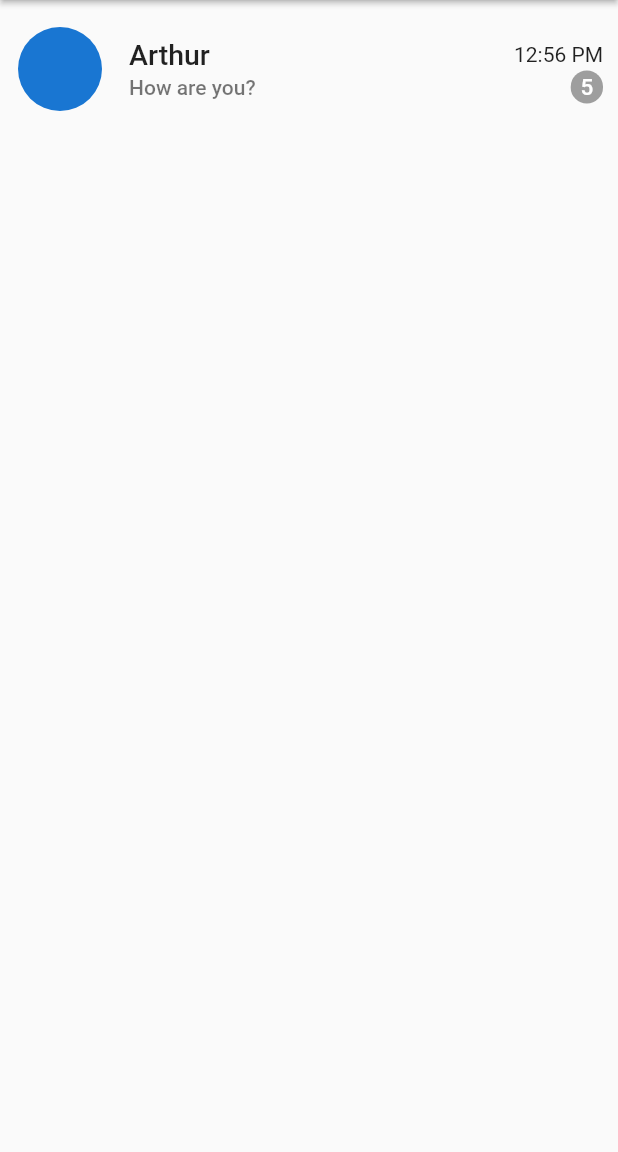
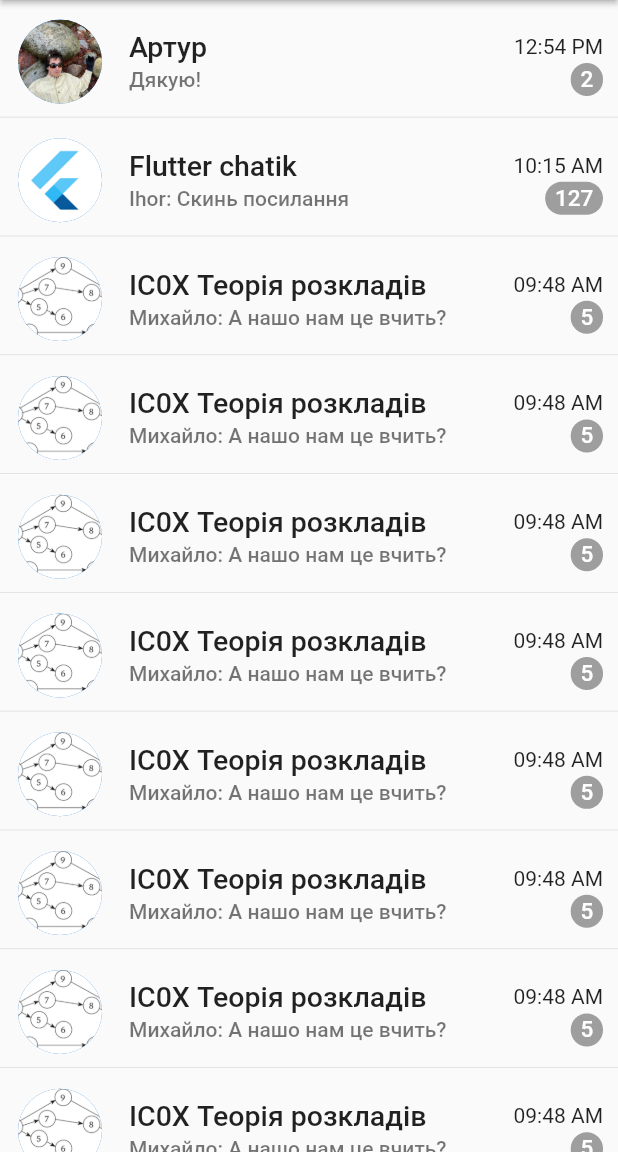
Before and after one commit to plntry/flutter_layout_lec3, a Flutter app: the screen it shows after launch, on a phone screen of 412 x 824 dp, the part 84-1236 px from its top. Run offline on Flutter 3.47's test engine with Material 2 defaults, Android fonts, the phone set to English and light mode, and no system bars.

Commit message:
added starting template of sidebar

```diff
--- a/lib/main.dart
+++ b/lib/main.dart
@@ -1,9 +1,99 @@
 import 'package:flutter/material.dart';
+
+import './widgets/chat_list.dart';
+import './widgets/nav_bar.dart';
 
 void main() => runApp(const MyApp());
 
 class MyApp extends StatelessWidget {
   const MyApp({super.key});
+
+  final _messagesData = const [
+    {
+      'userName': 'Артур',
+      'lastMessageTime': '12:54 PM',
+      'lastMessage': 'Дякую!',
+      'unreadNumber': '2',
+      'iconName': 'matt.jpg',
+    },
+    {
+      'userName': 'Flutter chatik',
+      'lastMessageTime': '10:15 AM',
+      'lastMessage': 'Ihor: Скинь посилання',
+      'unreadNumber': '127',
+      'iconName': 'flutter.jpg',
+    },
+    {
+      'userName': 'ІС0X Теорія розкладів',
+      'lastMessageTime': '09:48 AM',
+      'lastMessage': 'Михайло: А нашо нам це вчить?',
+      'unreadNumber': '5',
+      'iconName': 'tr.png',
+    },
+    {
+      'userName': 'ІС0X Теорія розкладів',
+      'lastMessageTime': '09:48 AM',
+      'lastMessage': 'Михайло: А нашо нам це вчить?',
+      'unreadNumber': '5',
+      'iconName': 'tr.png',
+    },
+    {
+      'userName': 'ІС0X Теорія розкладів',
+      'lastMessageTime': '09:48 AM',
+      'lastMessage': 'Михайло: А нашо нам це вчить?',
+      'unreadNumber': '5',
+      'iconName': 'tr.png',
+    },
+    {
+      'userName': 'ІС0X Теорія розкладів',
+      'lastMessageTime': '09:48 AM',
+      'lastMessage': 'Михайло: А нашо нам це вчить?',
+      'unreadNumber': '5',
+      'iconName': 'tr.png',
+    },
+    {
+      'userName': 'ІС0X Теорія розкладів',
+      'lastMessageTime': '09:48 AM',
+      'lastMessage': 'Михайло: А нашо нам це вчить?',
+      'unreadNumber': '5',
+      'iconName': 'tr.png',
+    },
+    {
+      'userName': 'ІС0X Теорія розкладів',
+      'lastMessageTime': '09:48 AM',
+      'lastMessage': 'Михайло: А нашо нам це вчить?',
+      'unreadNumber': '5',
+      'iconName': 'tr.png',
+    },
+    {
+      'userName': 'ІС0X Теорія розкладів',
+      'lastMessageTime': '09:48 AM',
+      'lastMessage': 'Михайло: А нашо нам це вчить?',
+      'unreadNumber': '5',
+      'iconName': 'tr.png',
+    },
+    {
+      'userName': 'ІС0X Теорія розкладів',
+      'lastMessageTime': '09:48 AM',
+      'lastMessage': 'Михайло: А нашо нам це вчить?',
+      'unreadNumber': '5',
+      'iconName': 'tr.png',
+    },
+    {
+      'userName': 'ІС0X Теорія розкладів',
+      'lastMessageTime': '09:48 AM',
+      'lastMessage': 'Михайло: А нашо нам це вчить?',
+      'unreadNumber': '5',
+      'iconName': 'tr.png',
+    },
+    {
+      'userName': 'ІС0X Теорія розкладів',
+      'lastMessageTime': '09:48 AM',
+      'lastMessage': 'Михайло: А нашо нам це вчить?',
+      'unreadNumber': '5',
+      'iconName': 'tr.png',
+    },
+  ];
 
   @override
   Widget build(BuildContext context) {
@@ -13,7 +103,6 @@ class MyApp extends StatelessWidget {
         appBar: AppBar(
           elevation: 1.5,
           backgroundColor: const Color.fromARGB(255, 59, 134, 187),
-          leading: const Icon(Icons.menu),
           title: const Text(
             'Telegram',
             style: TextStyle(
@@ -27,64 +116,9 @@ class MyApp extends StatelessWidget {
             ),
           ],
         ),
-        body: ListTile(
-          contentPadding: const EdgeInsets.only(top: 10, left: 10),
-          leading: const CircleAvatar(
-            radius: 30,
-          ),
-          title: Padding(
-            padding: const EdgeInsets.only(right: 10),
-            child: Row(
-              mainAxisAlignment: MainAxisAlignment.spaceBetween,
-              children: const [
-                Text(
-                  'Arthur',
-                  style: TextStyle(
-                    fontWeight: FontWeight.w500,
-                    fontSize: 19,
-                  ),
-                ),
-                Text(
-                  '12:56 PM',
-                  style: TextStyle(
-                    fontSize: 14,
-                  ),
-                ),
-              ],
-            ),
-          ),
-          subtitle: Padding(
-            padding: const EdgeInsets.only(right: 10),
-            child: Row(
-              mainAxisAlignment: MainAxisAlignment.spaceBetween,
-              children: [
-                const Text(
-                  'How are you?',
-                  style: TextStyle(
-                    fontWeight: FontWeight.w500,
-                  ),
-                ),
-                Container(
-                  padding: const EdgeInsets.symmetric(
-                    horizontal: 6.5,
-                    vertical: 2,
-                  ),
-                  decoration: BoxDecoration(
-                    borderRadius: BorderRadius.circular(40),
-                    color: Colors.grey,
-                  ),
-                  child: const Text(
-                    '5',
-                    style: TextStyle(
-                      fontWeight: FontWeight.w500,
-                      fontSize: 15,
-                      color: Colors.white,
-                    ),
-                  ),
-                ),
-              ],
-            ),
-          ),
+        drawer: const NavBar(),
+        body: ChatList(
+          messagesData: _messagesData,
         ),
       ),
       debugShowCheckedModeBanner: false,
--- /dev/null
+++ b/lib/presentation/my_flutter_app_icons.dart
@@ -0,0 +1,29 @@
+/// Flutter icons MyFlutterApp
+/// Copyright (C) 2023 by original authors @ fluttericon.com, fontello.com
+/// This font was generated by FlutterIcon.com, which is derived from Fontello.
+///
+/// To use this font, place it in your fonts/ directory and include the
+/// following in your pubspec.yaml
+///
+/// flutter:
+///   fonts:
+///    - family:  MyFlutterApp
+///      fonts:
+///       - asset: fonts/MyFlutterApp.ttf
+///
+///
+/// * Iconic, Copyright (C) 2012 by P.J. Onori
+///         Author:    P.J. Onori
+///         License:   SIL (http://scripts.sil.org/OFL)
+///         Homepage:  http://somerandomdude.com/work/iconic/
+///
+import 'package:flutter/widgets.dart';
+
+class MyFlutterApp {
+  MyFlutterApp._();
+
+  static const _kFontFam = 'MyFlutterApp';
+  static const String? _kFontPkg = null;
+
+  static const IconData moon_inv = IconData(0xe800, fontFamily: _kFontFam, fontPackage: _kFontPkg);
+}
--- /dev/null
+++ b/lib/widgets/chat_item.dart
@@ -0,0 +1,82 @@
+import 'package:flutter/material.dart';
+
+class ChatItem extends StatelessWidget {
+  final String userName;
+  final String lastMessageTime;
+  final String lastMessage;
+  final String iconName;
+  final String? unreadNumber;
+
+  const ChatItem({
+    required this.lastMessage,
+    required this.lastMessageTime,
+    required this.userName,
+    required this.iconName,
+    this.unreadNumber,
+    super.key,
+  });
+
+  @override
+  Widget build(BuildContext context) {
+    return ListTile(
+      contentPadding: const EdgeInsets.only(top: 5, left: 10),
+      leading: CircleAvatar(
+        radius: 30,
+        backgroundImage: ExactAssetImage('assets/images/$iconName'),
+      ),
+      title: Padding(
+        padding: const EdgeInsets.only(right: 10),
+        child: Row(
+          mainAxisAlignment: MainAxisAlignment.spaceBetween,
+          children: [
+            Text(
+              userName,
+              style: const TextStyle(
+                fontWeight: FontWeight.w500,
+                fontSize: 19,
+              ),
+            ),
+            Text(
+              lastMessageTime,
+              style: const TextStyle(
+                fontSize: 14,
+              ),
+            ),
+          ],
+        ),
+      ),
+      subtitle: Padding(
+        padding: const EdgeInsets.only(right: 10),
+        child: Row(
+          mainAxisAlignment: MainAxisAlignment.spaceBetween,
+          children: [
+            Text(
+              lastMessage,
+              style: const TextStyle(
+                fontWeight: FontWeight.w500,
+              ),
+            ),
+            Container(
+              padding: const EdgeInsets.symmetric(
+                horizontal: 6.5,
+                vertical: 2,
+              ),
+              decoration: BoxDecoration(
+                borderRadius: BorderRadius.circular(40),
+                color: Colors.grey,
+              ),
+              child: Text(
+                unreadNumber ?? '',
+                style: const TextStyle(
+                  fontWeight: FontWeight.w500,
+                  fontSize: 15,
+                  color: Colors.white,
+                ),
+              ),
+            ),
+          ],
+        ),
+      ),
+    );
+  }
+}
--- /dev/null
+++ b/lib/widgets/chat_list.dart
@@ -0,0 +1,37 @@
+import 'package:flutter/material.dart';
+
+import './chat_item.dart';
+
+class ChatList extends StatelessWidget {
+  final List<Map<String, Object>> messagesData;
+
+  const ChatList({
+    required this.messagesData,
+    super.key,
+  });
+
+  @override
+  Widget build(BuildContext context) {
+    return ListView(
+      children: [
+        ...(messagesData)
+            .map((chat) => Column(
+                  children: [
+                    ChatItem(
+                      lastMessage: chat['lastMessage'] as String,
+                      lastMessageTime: chat['lastMessageTime'] as String,
+                      unreadNumber: chat['unreadNumber'] as String,
+                      userName: chat['userName'] as String,
+                      iconName: chat['iconName'] as String,
+                    ),
+                    const Divider(
+                      height: 2.2,
+                      thickness: 0.5,
+                    ),
+                  ],
+                ))
+            .toList()
+      ],
+    );
+  }
+}
--- /dev/null
+++ b/lib/widgets/nav_bar.dart
@@ -0,0 +1,44 @@
+import 'package:flutter/material.dart';
+import 'package:flutter_layout_lec3/presentation/my_flutter_app_icons.dart';
+
+class NavBar extends StatelessWidget {
+  const NavBar({super.key});
+
+  @override
+  Widget build(BuildContext context) {
+    return Drawer(
+      child: Column(
+        children: [
+          Expanded(
+            flex: 3,
+            child: Container(
+              width: double.infinity,
+              color: const Color.fromARGB(255, 59, 134, 187),
+              child: Row(
+                children: const [
+                  CircleAvatar(
+                    radius: 35,
+                    backgroundImage:
+                        ExactAssetImage('assets/images/flutter.jpg'),
+                  ),
+                  Icon(
+                    MyFlutterApp.moon_inv,
+                    color: Colors.white,
+                  )
+                ],
+              ),
+            ),
+          ),
+          Expanded(
+            flex: 10,
+            child: Column(
+              children: const [
+                Text('navbar list'),
+              ],
+            ),
+          )
+        ],
+      ),
+    );
+  }
+}
```
Also changed, not shown: pubspec.yaml (+7 -1 lines), assets/fonts/MyFlutterApp.ttf (added), assets/images/flutter.jpg (added), assets/images/matt.jpg (added), assets/images/tr.png (added).
